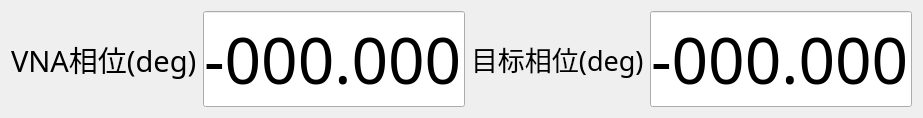
This is ui/phase_view_dlg.ui in wzmsykk/QT_modbus_vna_cavity_phase_control as Qt 5 draws it before an edit. The edited form follows.
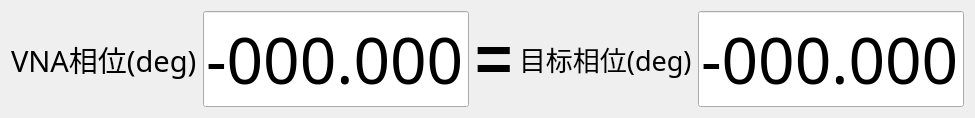
This is the edited form.

What changed in the file:
```diff
--- a/ui/phase_view_dlg.ui
+++ b/ui/phase_view_dlg.ui
@@ -6,7 +6,7 @@
    <rect>
     <x>0</x>
     <y>0</y>
-    <width>923</width>
+    <width>975</width>
     <height>94</height>
    </rect>
   </property>
@@ -68,6 +68,26 @@
      </property>
     </widget>
    </item>
+   <item>
+    <widget class="QLabel" name="label_phase_compare">
+     <property name="enabled">
+      <bool>true</bool>
+     </property>
+     <property name="font">
+      <font>
+       <pointsize>48</pointsize>
+       <weight>75</weight>
+       <bold>true</bold>
+      </font>
+     </property>
+     <property name="text">
+      <string>=</string>
+     </property>
+     <property name="scaledContents">
+      <bool>false</bool>
+     </property>
+    </widget>
+   </item>
    <item>
     <widget class="QLabel" name="label_19">
      <property name="sizePolicy">
```
